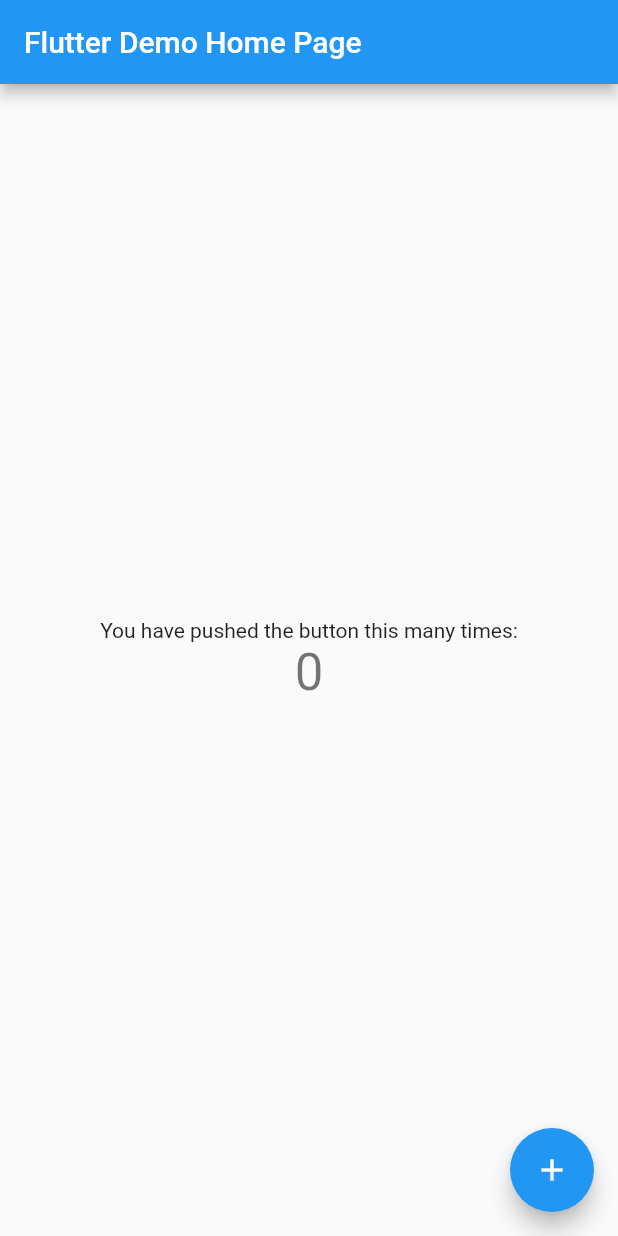
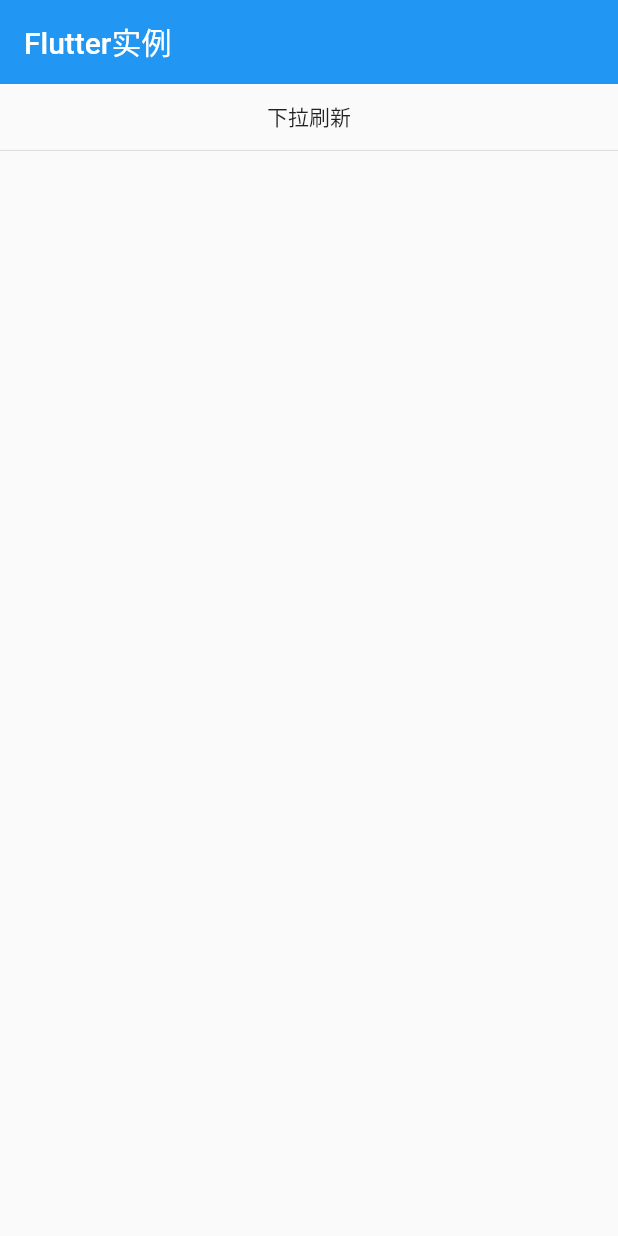
Before and after one commit to chinabrant/flutter_study, a Flutter app: the screen it shows after launch, on a phone screen of 412 x 824 dp. Run offline on Flutter 3.47's test engine with Material 2 defaults, Android fonts, the phone set to English and light mode, and no system bars.

Commit message:
添加下拉刷新例子

```diff
--- a/lib/main.dart
+++ b/lib/main.dart
@@ -1,4 +1,6 @@
 import 'package:flutter/material.dart';
+import 'dart:async';
+import './refreshindicator/refreshIndicator_demo.dart';
 
 void main() => runApp(new MyApp());
 
@@ -9,32 +11,15 @@ class MyApp extends StatelessWidget {
     return new MaterialApp(
       title: 'Flutter Demo',
       theme: new ThemeData(
-        // This is the theme of your application.
-        //
-        // Try running your application with "flutter run". You'll see the
-        // application has a blue toolbar. Then, without quitting the app, try
-        // changing the primarySwatch below to Colors.green and then invoke
-        // "hot reload" (press "r" in the console where you ran "flutter run",
-        // or press Run > Flutter Hot Reload in IntelliJ). Notice that the
-        // counter didn't reset back to zero; the application is not restarted.
         primarySwatch: Colors.blue,
       ),
-      home: new MyHomePage(title: 'Flutter Demo Home Page'),
+      home: new MyHomePage(title: 'Flutter实例'),
     );
   }
 }
 
 class MyHomePage extends StatefulWidget {
   MyHomePage({Key key, this.title}) : super(key: key);
-
-  // This widget is the home page of your application. It is stateful, meaning
-  // that it has a State object (defined below) that contains fields that affect
-  // how it looks.
-
-  // This class is the configuration for the state. It holds the values (in this
-  // case the title) provided by the parent (in this case the App widget) and
-  // used by the build method of the State. Fields in a Widget subclass are
-  // always marked "final".
 
   final String title;
 
@@ -43,67 +28,58 @@ class MyHomePage extends StatefulWidget {
 }
 
 class _MyHomePageState extends State<MyHomePage> {
-  int _counter = 0;
+  // 这个key用来在不是手动下拉，而是点击某个button或其它操作时，代码直接触发下拉刷新
+  final GlobalKey<RefreshIndicatorState> _refreshIndicatorKey =
+      new GlobalKey<RefreshIndicatorState>();
 
-  void _incrementCounter() {
-    setState(() {
-      // This call to setState tells the Flutter framework that something has
-      // changed in this State, which causes it to rerun the build method below
-      // so that the display can reflect the updated values. If we changed
-      // _counter without calling setState(), then the build method would not be
-      // called again, and so nothing would appear to happen.
-      _counter++;
-    });
+  List<Map<String, String>> list = <Map<String, String>>[];
+
+  @override
+  void initState() {
+    super.initState();
+    list.add({"title": '下拉刷新', 'type': 'pullToRefresh'});
   }
 
   @override
   Widget build(BuildContext context) {
-    // This method is rerun every time setState is called, for instance as done
-    // by the _incrementCounter method above.
-    //
-    // The Flutter framework has been optimized to make rerunning build methods
-    // fast, so that you can just rebuild anything that needs updating rather
-    // than having to individually change instances of widgets.
     return new Scaffold(
       appBar: new AppBar(
-        // Here we take the value from the MyHomePage object that was created by
-        // the App.build method, and use it to set our appbar title.
+        // 去掉导航栏下面的阴影
+        elevation: 0.0,
         title: new Text(widget.title),
       ),
-      body: new Center(
-        // Center is a layout widget. It takes a single child and positions it
-        // in the middle of the parent.
-        child: new Column(
-          // Column is also layout widget. It takes a list of children and
-          // arranges them vertically. By default, it sizes itself to fit its
-          // children horizontally, and tries to be as tall as its parent.
-          //
-          // Invoke "debug paint" (press "p" in the console where you ran
-          // "flutter run", or select "Toggle Debug Paint" from the Flutter tool
-          // window in IntelliJ) to see the wireframe for each widget.
-          //
-          // Column has various properties to control how it sizes itself and
-          // how it positions its children. Here we use mainAxisAlignment to
-          // center the children vertically; the main axis here is the vertical
-          // axis because Columns are vertical (the cross axis would be
-          // horizontal).
-          mainAxisAlignment: MainAxisAlignment.center,
-          children: <Widget>[
-            new Text(
-              'You have pushed the button this many times:',
-            ),
-            new Text(
-              '$_counter',
-              style: Theme.of(context).textTheme.display1,
-            ),
-          ],
-        ),
+      body: new ListView.builder(
+        // 这句是在list里面的内容不足一屏时，list可能会滑不动，加上就一直都可以滑动
+        physics: const AlwaysScrollableScrollPhysics(),
+        itemCount: this.list.length,
+        itemBuilder: (_, int index) => _createItem(context, list[index]),
       ),
-      floatingActionButton: new FloatingActionButton(
-        onPressed: _incrementCounter,
-        tooltip: 'Increment',
-        child: new Icon(Icons.add),
-      ), // This trailing comma makes auto-formatting nicer for build methods.
+    );
+  }
+
+  _createItem(BuildContext context, Map<String, String> map) {
+    return new GestureDetector(
+      onTap: () {
+        if (map['type'] == 'pullToRefresh') {
+          // 下拉刷新
+          Navigator.of(context).push(new PageRouteBuilder(pageBuilder:
+              (BuildContext context, Animation<double> animation,
+                  Animation<double> secondaryAnimation) {
+            return new RefreshIndicatorDemo();
+          }));
+        }
+      },
+      child: new Column(
+        children: <Widget>[
+          new Container(
+            height: 24.0,
+            margin: EdgeInsets.all(10.0),
+            alignment: Alignment.center,
+            child: new Text(map['title']),
+          ),
+          Divider(height: 0.5,)
+        ],
+      ),
     );
   }
 }
```
Also changed, not shown: lib/refreshindicator/refreshIndicator_demo.dart (added, +84 -0 lines).
